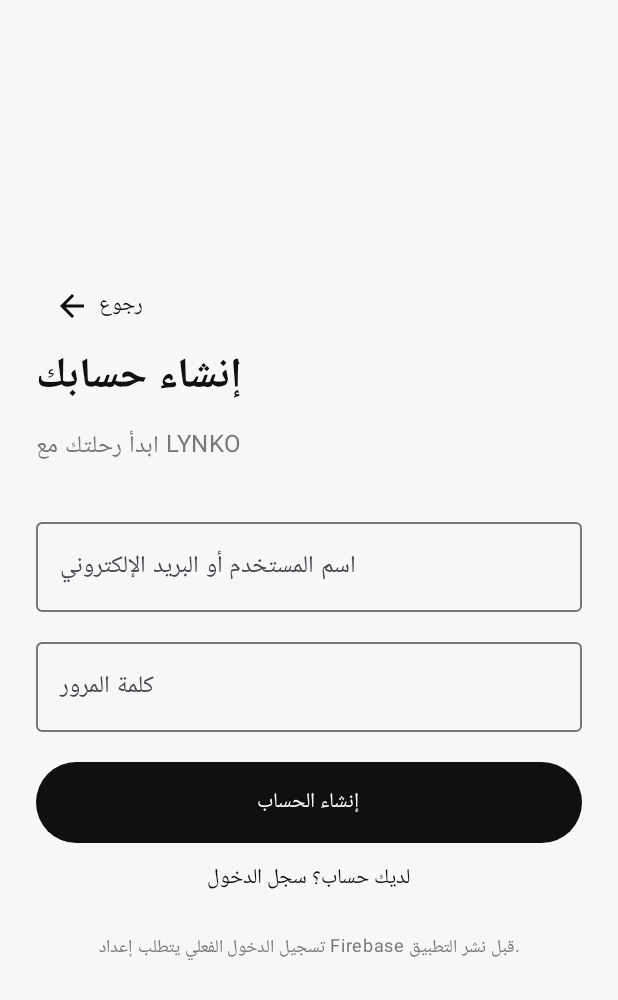
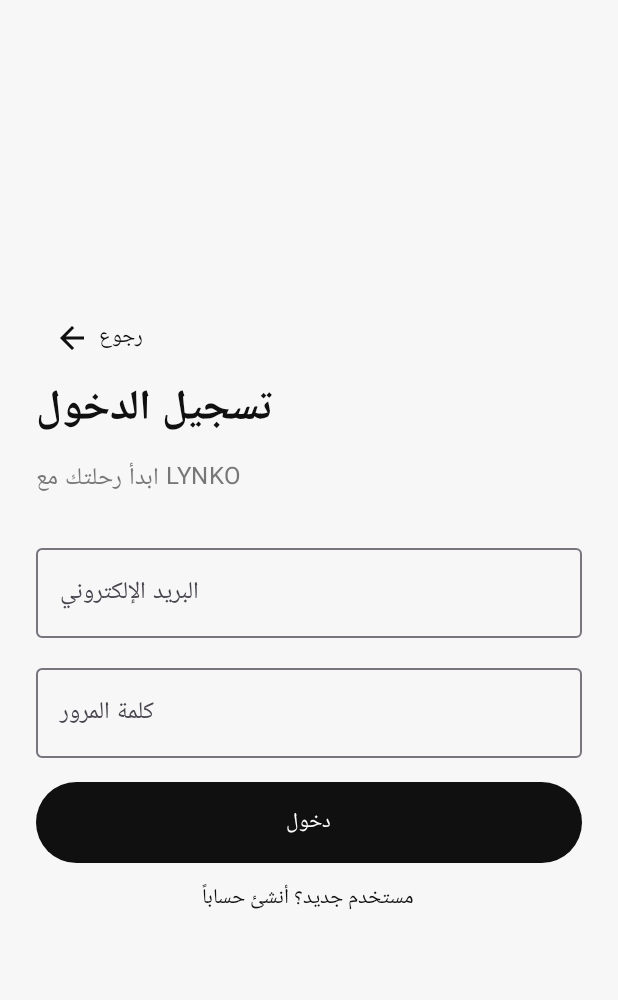
Before and after one commit to allamizaid4-png/LYNKO-2, an Android app built with Jetpack Compose: the screen it shows after launch (MainActivity), after a tap on "لدي حساب بالفعل", on a phone screen of 412 x 824 dp. Shown: the top 1000 px of the screen. Run offline under Robolectric (Android 15) with nearby library versions, the phone set to English and light mode, and no system bars; our stand-ins replace Firebase (no records; nobody signed in at launch, a user with empty details on screens opened directly).

Commit message:
Update MainActivity.kt

```diff
--- a/app/src/main/java/com/lynko/app/MainActivity.kt
+++ b/app/src/main/java/com/lynko/app/MainActivity.kt
@@ -1,3 +1,4 @@
+
 package com.lynko.app
 
 import android.os.Bundle
@@ -25,12 +26,12 @@ import androidx.compose.ui.text.input.PasswordVisualTransformation
 import androidx.compose.ui.text.style.TextAlign
 import androidx.compose.ui.unit.dp
 import androidx.compose.ui.unit.sp
-import kotlinx.coroutines.delay
+import com.google.firebase.auth.FirebaseAuth
+import com.google.firebase.firestore.FirebaseFirestore
 
 private val Ink = Color(0xFF101010)
 private val Paper = Color(0xFFF7F7F7)
 private val Muted = Color(0xFF777777)
-private val Gold = Color(0xFFC7A65A)
 
 class MainActivity : ComponentActivity() {
     override fun onCreate(savedInstanceState: Bundle?) {
@@ -50,15 +51,31 @@ private enum class Tab(val title: String) {
 
 @Composable
 private fun LynkoApp() {
-    var screen by remember { mutableStateOf(Screen.Splash) }
-    var isFirstRun by remember { mutableStateOf(true) }
-    var selectedTab by remember { mutableStateOf(Tab.Chats) }
-    var notice by remember { mutableStateOf<String?>(null) }
+    val auth = remember { FirebaseAuth.getInstance() }
+
+    var screen by remember {
+        mutableStateOf(Screen.Splash)
+    }
+
+    var selectedTab by remember {
+        mutableStateOf(Tab.Chats)
+    }
+
+    var notice by remember {
+        mutableStateOf<String?>(null)
+    }
+
+    var createAccount by remember {
+        mutableStateOf(true)
+    }
 
     LaunchedEffect(Unit) {
-        delay(1500)
-        // TODO: Replace with FirebaseAuth.currentUser + persistent onboarding state.
-        screen = if (isFirstRun) Screen.Welcome else Screen.Home
+        kotlinx.coroutines.delay(1200)
+        screen = if (auth.currentUser != null) {
+            Screen.Home
+        } else {
+            Screen.Welcome
+        }
     }
 
     MaterialTheme(
@@ -70,7 +87,7 @@ private fun LynkoApp() {
         )
     ) {
         Surface(
-            Modifier.fillMaxSize(),
+            modifier = Modifier.fillMaxSize(),
             color = Paper
         ) {
             AnimatedContent(
@@ -84,23 +101,33 @@ private fun LynkoApp() {
                     Screen.Splash -> SplashScreen()
 
                     Screen.Welcome -> WelcomeScreen(
-                        onContinue = { screen = Screen.Auth },
+                        onContinue = {
+                            createAccount = true
+                            screen = Screen.Auth
+                        },
                         onExisting = {
-                            isFirstRun = false
+                            createAccount = false
                             screen = Screen.Auth
                         }
                     )
 
                     Screen.Auth -> AuthScreen(
-                        onBack = { screen = Screen.Welcome },
-                        onContinue = {
-                            notice = "اربط Firebase Auth لإكمال تسجيل الدخول الحقيقي."
+                        initialCreate = createAccount,
+                        onBack = {
+                            screen = Screen.Welcome
+                        },
+                        onSuccess = {
+                            screen = Screen.Home
                         }
                     )
 
                     Screen.Home -> HomeScreen(
-                        selectedTab,
-                        { selectedTab = it }
+                        selected = selectedTab,
+                        onSelect = { selectedTab = it },
+                        onLogout = {
+                            auth.signOut()
+                            screen = Screen.Welcome
+                        }
                     )
                 }
             }
@@ -109,11 +136,13 @@ private fun LynkoApp() {
                 AlertDialog(
                     onDismissRequest = { notice = null },
                     confirmButton = {
-                        TextButton(onClick = { notice = null }) {
+                        TextButton(onClick = {
+                            notice = null
+                        }) {
                             Text("حسناً")
                         }
                     },
-                    title = { Text("إعداد مطلوب") },
+                    title = { Text("LYNKO") },
                     text = { Text(message) }
                 )
             }
@@ -122,26 +151,21 @@ private fun LynkoApp() {
 }
 
 @Composable
-private fun BrandMark(modifier: Modifier = Modifier) {
+private fun BrandMark(
+    modifier: Modifier = Modifier
+) {
     Box(
         modifier = modifier
             .size(112.dp)
             .background(Ink, CircleShape),
         contentAlignment = Alignment.Center
     ) {
-        // Minimal monochrome emblem placeholder.
-        Box(
-            Modifier
-                .size(66.dp)
-                .background(Color.Transparent, CircleShape)
-        ) {
         Icon(
             Icons.Default.AllInclusive,
             null,
-                tint = Color(0xFFE5E5E5),
-                modifier = Modifier.fillMaxSize()
+            tint = Color.LightGray,
+            modifier = Modifier.fillMaxSize(0.6f)
         )
-        }
     }
 }
 
@@ -170,9 +194,8 @@ private fun SplashScreen() {
 
         Text(
             "Connect Without Limits",
-            color = Color(0xFFBDBDBD),
-            fontSize = 12.sp,
-            letterSpacing = 1.sp
+            color = Color.LightGray,
+            fontSize = 12.sp
         )
     }
 }
@@ -186,7 +209,7 @@ private fun WelcomeScreen(
         Modifier
             .fillMaxSize()
             .background(Ink)
-            .padding(horizontal = 28.dp, vertical = 32.dp),
+            .padding(28.dp),
         horizontalAlignment = Alignment.CenterHorizontally,
         verticalArrangement = Arrangement.Center
     ) {
@@ -194,11 +217,7 @@ private fun WelcomeScreen(
 
         Spacer(Modifier.height(24.dp))
 
-        Text(
-            "مرحباً بك في",
-            color = Color.LightGray,
-            fontSize = 16.sp
-        )
+        Text("مرحباً بك في", color = Color.LightGray)
 
         Text(
             "LYNKO",
@@ -208,21 +227,12 @@ private fun WelcomeScreen(
             letterSpacing = 4.sp
         )
 
-        Spacer(Modifier.height(10.dp))
-
-        Text(
-            "Connect Without Limits",
-            color = Color(0xFFBDBDBD),
-            fontSize = 13.sp
-        )
-
-        Spacer(Modifier.height(54.dp))
+        Spacer(Modifier.height(40.dp))
 
         Text(
             "اختر رحلتك",
             color = Color.White,
-            fontSize = 23.sp,
-            fontWeight = FontWeight.SemiBold
+            fontSize = 23.sp
         )
 
         Spacer(Modifier.height(22.dp))
@@ -238,10 +248,7 @@ private fun WelcomeScreen(
             ),
             shape = RoundedCornerShape(16.dp)
         ) {
-            Text(
-                "إنشاء حساب جديد",
-                fontWeight = FontWeight.Bold
-            )
+            Text("إنشاء حساب جديد")
         }
 
         Spacer(Modifier.height(12.dp))
@@ -251,10 +258,10 @@ private fun WelcomeScreen(
             modifier = Modifier
                 .fillMaxWidth()
                 .height(54.dp),
+            shape = RoundedCornerShape(16.dp),
             colors = ButtonDefaults.outlinedButtonColors(
                 contentColor = Color.White
-            ),
-            shape = RoundedCornerShape(16.dp)
+            )
         ) {
             Text("لدي حساب بالفعل")
         }
@@ -263,12 +270,33 @@ private fun WelcomeScreen(
 
 @Composable
 private fun AuthScreen(
+    initialCreate: Boolean,
     onBack: () -> Unit,
-    onContinue: () -> Unit
+    onSuccess: () -> Unit
 ) {
+    val auth = remember {
+        FirebaseAuth.getInstance()
+    }
+
+    val db = remember {
+        FirebaseFirestore.getInstance()
+    }
+
+    var email by remember { mutableStateOf("") }
+    var password by remember { mutableStateOf("") }
     var username by remember { mutableStateOf("") }
-    var password by remember { mutableStateOf("") }
-    var create by remember { mutableStateOf(true) }
+
+    var create by remember {
+        mutableStateOf(initialCreate)
+    }
+
+    var loading by remember {
+        mutableStateOf(false)
+    }
+
+    var error by remember {
+        mutableStateOf<String?>(null)
+    }
 
     Column(
         Modifier
@@ -296,46 +324,163 @@ private fun AuthScreen(
             color = Muted
         )
 
-        Spacer(Modifier.height(28.dp))
+        Spacer(Modifier.height(24.dp))
+
+        if (create) {
+            OutlinedTextField(
+                value = username,
+                onValueChange = { username = it },
+                modifier = Modifier.fillMaxWidth(),
+                label = { Text("اسم المستخدم") },
+                singleLine = true
+            )
+
+            Spacer(Modifier.height(12.dp))
+        }
 
         OutlinedTextField(
-            username,
-            { username = it },
+            value = email,
+            onValueChange = { email = it.trim() },
             modifier = Modifier.fillMaxWidth(),
-            label = {
-                Text("اسم المستخدم أو البريد الإلكتروني")
-            },
-            singleLine = true
+            label = { Text("البريد الإلكتروني") },
+            singleLine = true,
+            keyboardOptions = KeyboardOptions(
+                keyboardType = KeyboardType.Email
+            )
         )
 
         Spacer(Modifier.height(12.dp))
 
         OutlinedTextField(
-            password,
-            { password = it },
+            value = password,
+            onValueChange = { password = it },
             modifier = Modifier.fillMaxWidth(),
             label = { Text("كلمة المرور") },
             singleLine = true,
-            visualTransformation = PasswordVisualTransformation(),
+            visualTransformation =
+                PasswordVisualTransformation(),
             keyboardOptions = KeyboardOptions(
                 keyboardType = KeyboardType.Password
             )
         )
 
-        Spacer(Modifier.height(20.dp))
+        Spacer(Modifier.height(16.dp))
+
+        error?.let {
+            Text(
+                it,
+                color = MaterialTheme.colorScheme.error,
+                fontSize = 13.sp
+            )
+            Spacer(Modifier.height(8.dp))
+        }
 
         Button(
-            onClick = onContinue,
+            onClick = {
+                error = null
+
+                if (email.isBlank() ||
+                    password.isBlank()
+                ) {
+                    error = "أدخل البريد الإلكتروني وكلمة المرور"
+                    return@Button
+                }
+
+                if (create && username.isBlank()) {
+                    error = "أدخل اسم المستخدم"
+                    return@Button
+                }
+
+                if (create && password.length < 6) {
+                    error = "كلمة المرور يجب أن تكون 6 أحرف على الأقل"
+                    return@Button
+                }
+
+                loading = true
+
+                if (create) {
+                    auth.createUserWithEmailAndPassword(
+                        email,
+                        password
+                    ).addOnCompleteListener { task ->
+
+                        if (!task.isSuccessful) {
+                            loading = false
+                            error = task.exception?.localizedMessage
+                                ?: "تعذر إنشاء الحساب"
+                            return@addOnCompleteListener
+                        }
+
+                        val user = auth.currentUser
+
+                        if (user == null) {
+                            loading = false
+                            error = "تعذر الحصول على بيانات الحساب"
+                            return@addOnCompleteListener
+                        }
+
+                        val profile = hashMapOf(
+                            "uid" to user.uid,
+                            "email" to email,
+                            "username" to username.trim(),
+                            "createdAt" to
+                                com.google.firebase.firestore.FieldValue.serverTimestamp()
+                        )
+
+                        db.collection("users")
+                            .document(user.uid)
+                            .set(profile)
+                            .addOnCompleteListener { saveTask ->
+                                loading = false
+
+                                if (!saveTask.isSuccessful) {
+                                    error = "تم إنشاء الحساب، لكن تعذر حفظ الملف الشخصي. راجع قواعد Firestore."
+                                }
+
+                                onSuccess()
+                            }
+                    }
+                } else {
+                    auth.signInWithEmailAndPassword(
+                        email,
+                        password
+                    ).addOnCompleteListener { task ->
+                        loading = false
+
+                        if (task.isSuccessful) {
+                            onSuccess()
+                        } else {
+                            error = task.exception?.localizedMessage
+                                ?: "البريد أو كلمة المرور غير صحيحة"
+                        }
+                    }
+                }
+            },
+            enabled = !loading,
             modifier = Modifier
                 .fillMaxWidth()
                 .height(54.dp)
         ) {
-            Text(if (create) "إنشاء الحساب" else "دخول")
+            if (loading) {
+                CircularProgressIndicator(
+                    modifier = Modifier.size(22.dp),
+                    color = Color.White
+                )
+            } else {
+                Text(
+                    if (create) "إنشاء الحساب" else "دخول"
+                )
+            }
         }
 
         TextButton(
-            onClick = { create = !create },
-            modifier = Modifier.align(Alignment.CenterHorizontally)
+            onClick = {
+                create = !create
+                error = null
+            },
+            modifier = Modifier.align(
+                Alignment.CenterHorizontally
+            )
         ) {
             Text(
                 if (create)
@@ -344,30 +489,23 @@ private fun AuthScreen(
                     "مستخدم جديد؟ أنشئ حساباً"
             )
         }
-
-        Text(
-            "تسجيل الدخول الفعلي يتطلب إعداد Firebase قبل نشر التطبيق.",
-            color = Muted,
-            fontSize = 12.sp,
-            textAlign = TextAlign.Center,
-            modifier = Modifier
-                .fillMaxWidth()
-                .padding(top = 10.dp)
-        )
     }
 }
 
 @Composable
 private fun HomeScreen(
     selected: Tab,
-    onSelect: (Tab) -> Unit
+    onSelect: (Tab) -> Unit,
+    onLogout: () -> Unit
 ) {
     Scaffold(
         topBar = {
-            TopAppBarCompat()
+            TopAppBarCompat(onLogout)
         },
         bottomBar = {
-            NavigationBar(containerColor = Color.White) {
+            NavigationBar(
+                containerColor = Color.White
+            ) {
                 Tab.values().forEach { tab ->
                     val icon = when (tab) {
                         Tab.Chats -> Icons.Default.Chat
@@ -380,10 +518,7 @@ private fun HomeScreen(
                         selected = selected == tab,
                         onClick = { onSelect(tab) },
                         icon = {
-                            Icon(
-                                icon,
-                                contentDescription = tab.title
-                            )
+                            Icon(icon, tab.title)
                         },
                         label = { Text(tab.title) }
                     )
@@ -411,7 +546,7 @@ private fun HomeScreen(
                 Tab.Chats -> EmptyState(
                     Icons.Default.ChatBubbleOutline,
                     "محادثاتك ستظهر هنا",
-                    "ابدأ محادثة بعد ربط الحسابات والخادم."
+                    "قريباً ستتمكن من مراسلة أصدقائك."
                 )
 
                 Tab.Friends -> EmptyState(
@@ -423,7 +558,7 @@ private fun HomeScreen(
                 Tab.Groups -> EmptyState(
                     Icons.Default.Groups,
                     "مجموعاتك",
-                    "أنشئ مجموعات وتواصل مع أصدقائك."
+                    "تواصل مع أصدقائك في المجموعات."
                 )
 
                 Tab.Profile -> EmptyState(
@@ -438,7 +573,9 @@ private fun HomeScreen(
 
 @OptIn(ExperimentalMaterial3Api::class)
 @Composable
-private fun TopAppBarCompat() {
+private fun TopAppBarCompat(
+    onLogout: () -> Unit
+) {
     CenterAlignedTopAppBar(
         title = {
             Text(
@@ -455,14 +592,15 @@ private fun TopAppBarCompat() {
             )
         },
         actions = {
-            IconButton(onClick = {}) {
+            IconButton(onClick = onLogout) {
                 Icon(
-                    Icons.Default.NotificationsNone,
-                    "الإشعارات"
+                    Icons.Default.Logout,
+                    "تسجيل الخروج"
                 )
             }
         },
-        colors = TopAppBarDefaults.centerAlignedTopAppBarColors(
+        colors =
+            TopAppBarDefaults.centerAlignedTopAppBarColors(
                 containerColor = Paper
             )
     )
```
Lines whose indentation alone changed are shown as unchanged.
